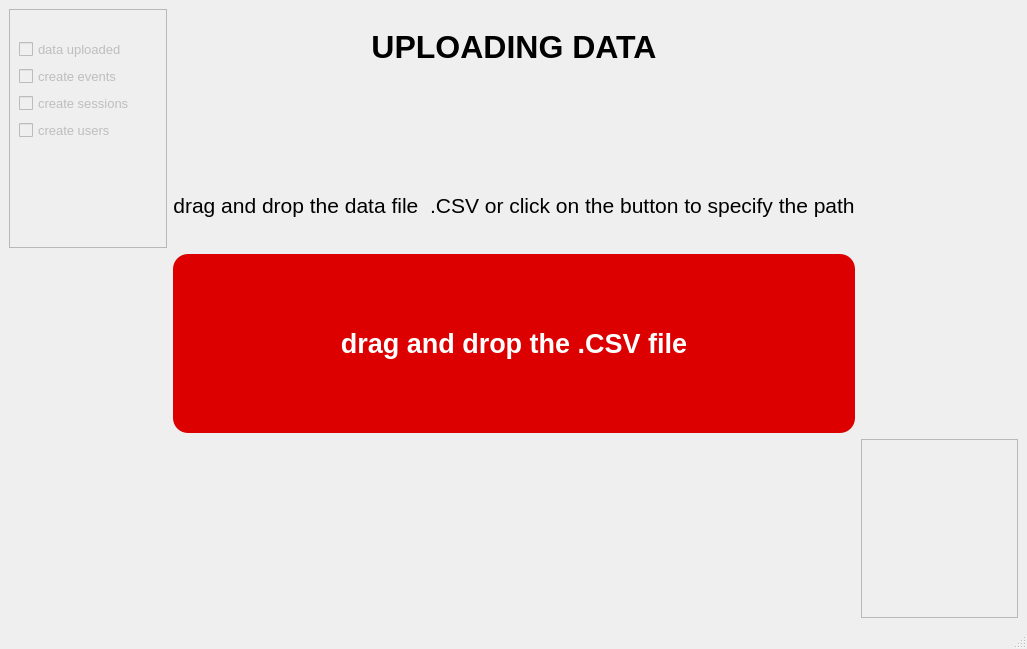
Before: the Qt Designer form ui/data-loader.ui in SpectreCom444/AppMetrica-data-visualization-system, drawn with Qt 5.
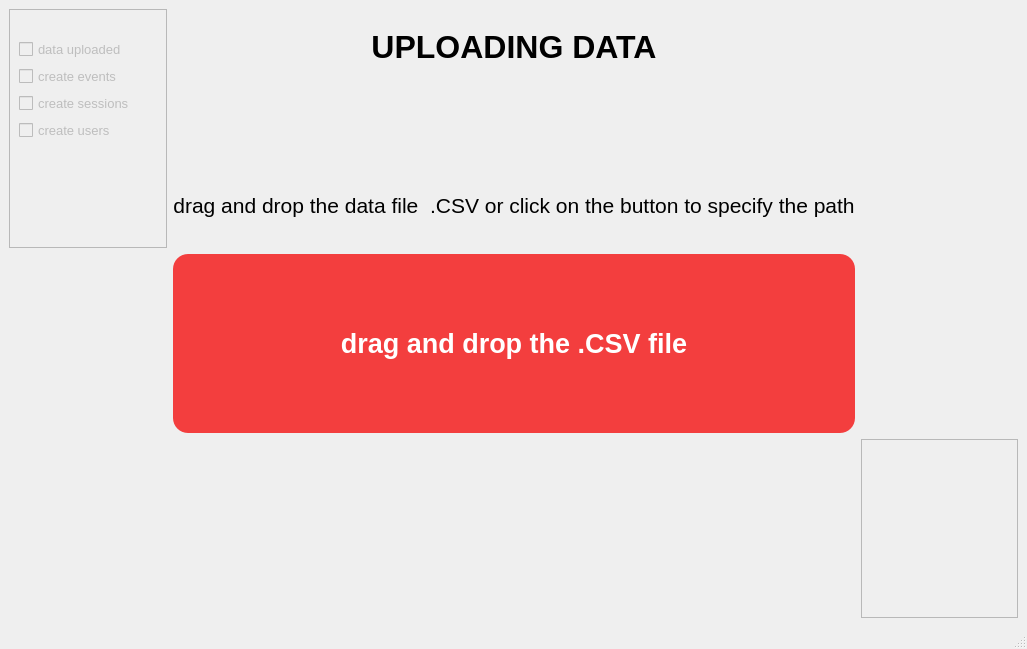
After: the same form once the commit is applied.

Commit message: names of UI elements

```diff
--- a/ui/data-loader.ui
+++ b/ui/data-loader.ui
@@ -38,7 +38,7 @@
          <bool>true</bool>
         </property>
         <property name="styleSheet">
-         <string notr="true">background-color: rgb(220, 0, 0);
+         <string notr="true">background-color: rgb(243, 62, 62);
 border-radius: 15px;
 selection-color: rgb(255, 255, 255);</string>
         </property>
```
The commit also changes 1 other file.
